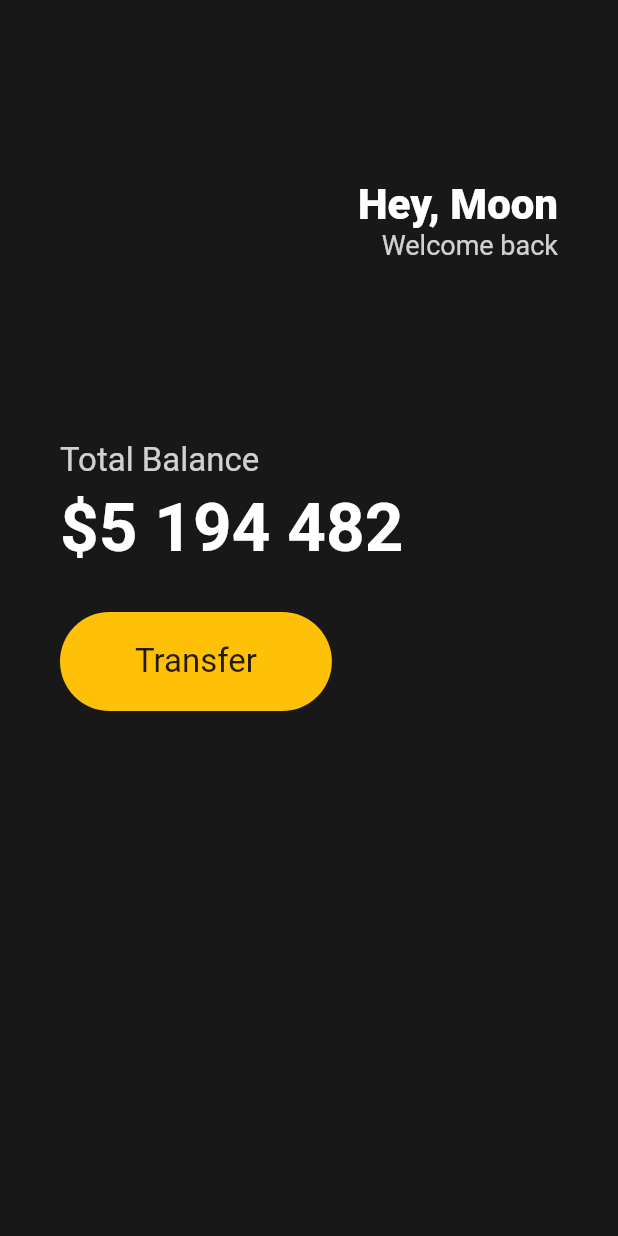
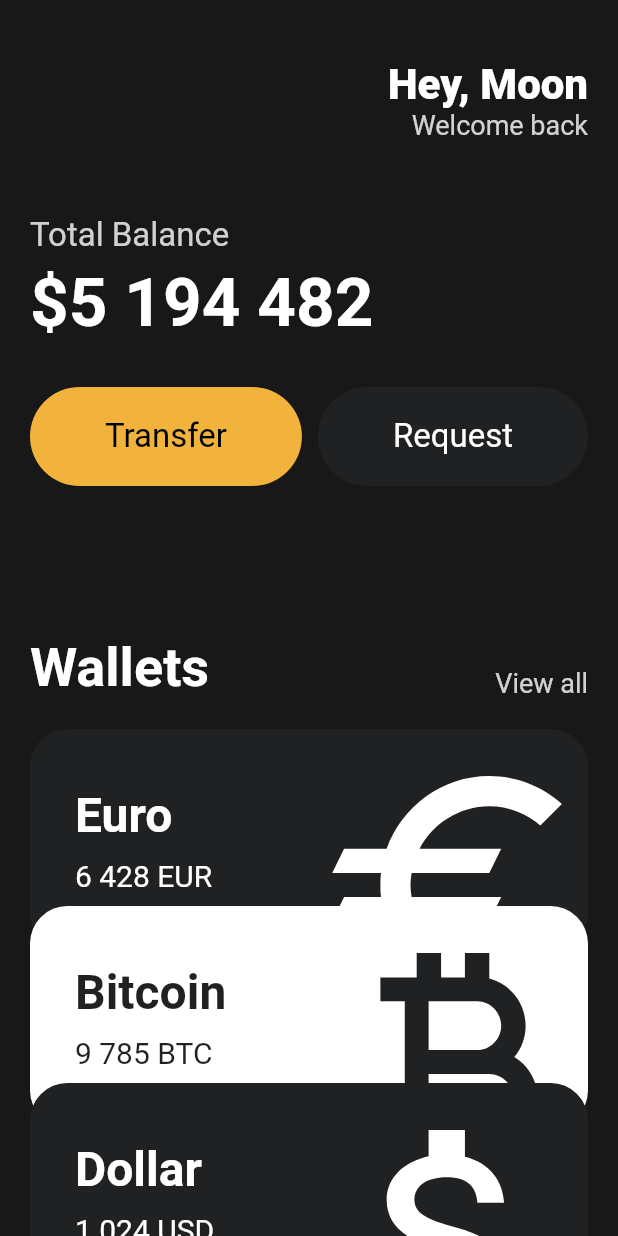
Before and after one commit to m00nlygreat/learning_flutter, a Flutter app: the screen it shows after launch, on a phone screen of 412 x 824 dp. Run offline on Flutter 3.47's test engine with Material 2 defaults, Android fonts, the phone set to English and light mode, and no system bars.

Commit message:
finished chapter

```diff
--- a/lib/main.dart
+++ b/lib/main.dart
@@ -1,4 +1,6 @@
 import 'package:flutter/material.dart';
+import 'package:learning_flutter/widgets/button.dart';
+import 'package:learning_flutter/widgets/currency_card.dart';
 
 void main() {
   runApp(const App());
@@ -12,13 +14,14 @@ class App extends StatelessWidget {
     return MaterialApp(
       home: Scaffold(
         backgroundColor: const Color(0xFF181818),
-        body: Padding(
-          padding: const EdgeInsets.all(40),
+        body: SingleChildScrollView(
+          child: Padding(
+            padding: const EdgeInsets.all(20),
             child: Column(
               crossAxisAlignment: CrossAxisAlignment.start,
               children: [
                 const SizedBox(
-                height: 80,
+                  height: 20,
                 ),
                 Row(
                   mainAxisAlignment: MainAxisAlignment.end,
@@ -46,7 +49,7 @@ class App extends StatelessWidget {
                   ],
                 ),
                 const SizedBox(
-                height: 120,
+                  height: 50,
                 ),
                 Text(
                   'Total Balance',
@@ -70,28 +73,74 @@ class App extends StatelessWidget {
                   height: 30,
                 ),
                 Row(
+                  mainAxisAlignment: MainAxisAlignment.spaceBetween,
+                  children: const [
+                    Button(
+                      text: 'Transfer',
+                      bgColor: Color(0xFFF1B33B),
+                      textColor: Colors.black,
+                    ),
+                    Button(
+                      text: 'Request',
+                      bgColor: Color(0xFF1F2123),
+                      textColor: Colors.white,
+                    ),
+                  ],
+                ),
+                const SizedBox(
+                  height: 100,
+                ),
+                Row(
+                  crossAxisAlignment: CrossAxisAlignment.end,
+                  mainAxisAlignment: MainAxisAlignment.spaceBetween,
                   children: [
-                  Container(
-                    decoration: BoxDecoration(
-                      color: Colors.amber,
-                      borderRadius: BorderRadius.circular(45),
-                    ),
-                    child: const Padding(
-                      padding: EdgeInsets.symmetric(
-                        vertical: 20,
-                        horizontal: 50,
-                      ),
-                      child: Text(
-                        'Transfer',
+                    const Text('Wallets',
                         style: TextStyle(
-                          fontSize: 22,
+                          color: Colors.white,
+                          fontSize: 36,
+                          fontWeight: FontWeight.w600,
+                        )),
+                    Text(
+                      'View all',
+                      style: TextStyle(
+                        color: Colors.white.withOpacity(0.8),
+                        fontSize: 18,
                       ),
                     ),
-                    ),
-                  )
                   ],
                 ),
+                const SizedBox(
+                  height: 20,
+                ),
+                const CurrencyCard(
+                  name: 'Euro',
+                  code: 'EUR',
+                  amount: '6 428',
+                  icon: Icons.euro_sharp,
+                  isInverted: false,
+                ),
+                Transform.translate(
+                  offset: const Offset(0, -30),
+                  child: const CurrencyCard(
+                    name: 'Bitcoin',
+                    code: 'BTC',
+                    amount: '9 785',
+                    icon: Icons.currency_bitcoin,
+                    isInverted: true,
+                  ),
+                ),
+                Transform.translate(
+                  offset: const Offset(0, -60),
+                  child: const CurrencyCard(
+                    name: 'Dollar',
+                    code: 'USD',
+                    amount: '1 024',
+                    icon: Icons.attach_money_outlined,
+                    isInverted: false,
+                  ),
+                ),
               ],
+            ),
           ),
         ),
       ),
--- /dev/null
+++ b/lib/widgets/button.dart
@@ -0,0 +1,35 @@
+import 'package:flutter/material.dart';
+
+class Button extends StatelessWidget {
+
+  final String text;
+  final Color bgColor;
+  final Color textColor;
+
+  const Button({super.key, required this.text, required this.bgColor, required this.textColor});
+
+  @override
+  Widget build(BuildContext context) {
+    return Container(
+                    decoration: BoxDecoration(
+                      color: bgColor,
+                      borderRadius: BorderRadius.circular(45),
+                    ),
+                    child: Padding(
+                      padding: const EdgeInsets.symmetric(
+                        vertical: 20,
+                        horizontal: 50,
+                      ),
+                      child: Text(
+                        text,
+                        style: TextStyle(
+                          fontSize: 22,
+                          color: textColor,
+                        ),
+                      ),
+                    ),
+                  );
+
+  }
+
+}
--- /dev/null
+++ b/lib/widgets/currency_card.dart
@@ -0,0 +1,81 @@
+import 'package:flutter/material.dart';
+
+class CurrencyCard extends StatelessWidget {
+  final String name, code, amount;
+  final IconData icon;
+  final bool isInverted;
+  final _blackColor = const Color(0xFF1F2123);
+
+  const CurrencyCard(
+      {super.key,
+      required this.name,
+      required this.code,
+      required this.amount,
+      required this.icon,
+      required this.isInverted});
+
+  @override
+  Widget build(BuildContext context) {
+    return Container(
+      clipBehavior: Clip.hardEdge,
+      decoration: BoxDecoration(
+        color: isInverted ? Colors.white : const Color(0xFF1F2123),
+        borderRadius: BorderRadius.circular(25),
+      ),
+      child: Padding(
+        padding: const EdgeInsets.all(30),
+        child: Row(
+          mainAxisAlignment: MainAxisAlignment.spaceBetween,
+          children: [
+            Column(
+              crossAxisAlignment: CrossAxisAlignment.start,
+              children: [
+                Text(
+                  name,
+                  style: TextStyle(
+                    color: isInverted ? _blackColor : Colors.white,
+                    fontSize: 32,
+                    fontWeight: FontWeight.w600,
+                  ),
+                ),
+                const SizedBox(height: 10),
+                Row(
+                  children: [
+                    Text(
+                      amount,
+                      style: TextStyle(
+                        color: isInverted ? _blackColor : Colors.white,
+                        fontSize: 20,
+                      ),
+                    ),
+                    const SizedBox(
+                      width: 5,
+                    ),
+                    Text(
+                      code,
+                      style: TextStyle(
+                        color: isInverted ? _blackColor : Colors.white,
+                        fontSize: 20,
+                      ),
+                    ),
+                  ],
+                ),
+              ],
+            ),
+            Transform.translate(
+              offset: const Offset(-16, 30),
+              child: Transform.scale(
+                scale: 2.2,
+                child: Icon(
+                  icon,
+                  color: isInverted ? _blackColor : Colors.white,
+                  size: 88,
+                ),
+              ),
+            ),
+          ],
+        ),
+      ),
+    );
+  }
+}
```
Lines whose indentation alone changed are shown as unchanged.
